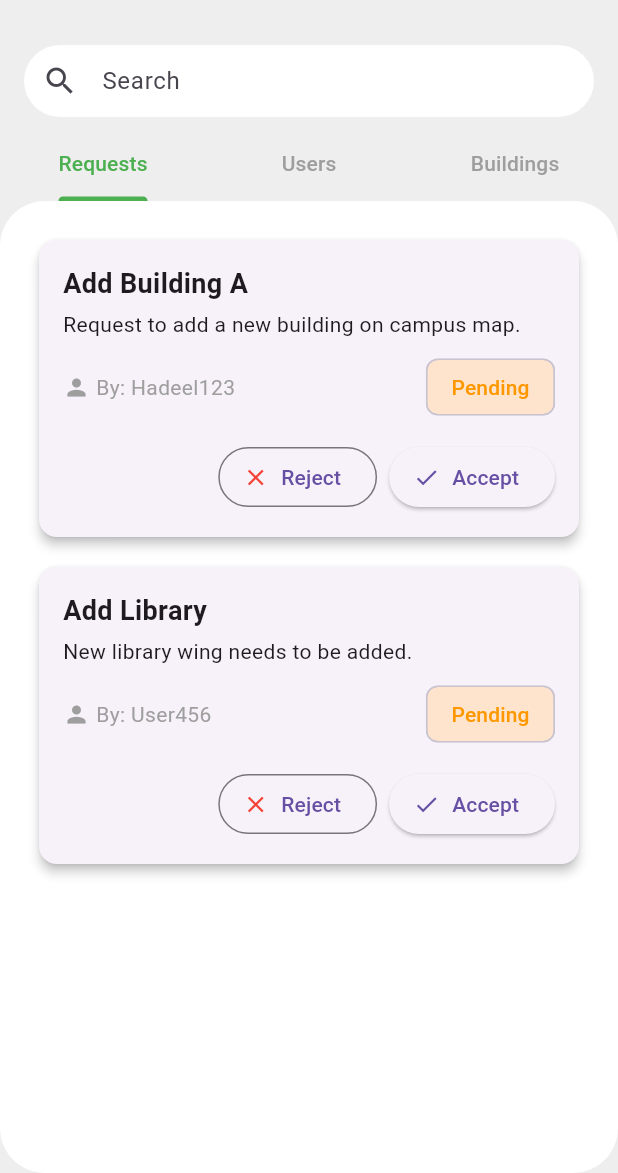
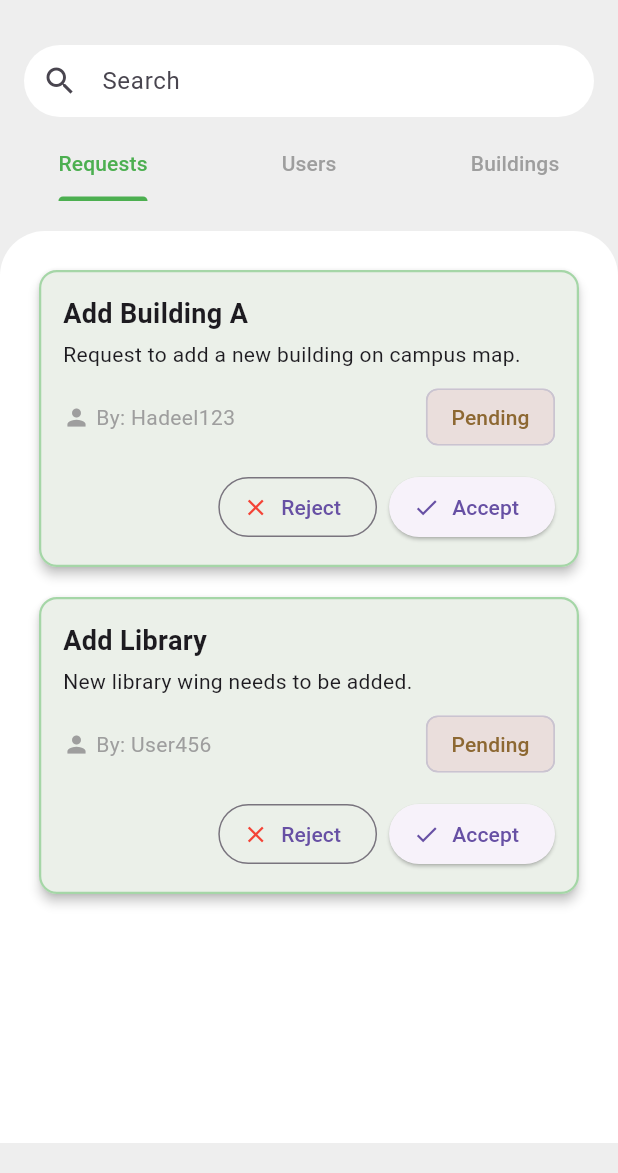
Before and after one commit to MalikKa2002/final_project, a Flutter app: the AdminPage screen opened directly, on a phone screen of 412 x 824 dp, the part 63-1236 px from its top. Run offline on Flutter 3.47's test engine with Material 3 defaults, Android fonts, the phone set to English and light mode, and no system bars; our stand-ins replace carousel_slider, cloud_firestore, dotted_border, file_picker, firebase_auth, firebase_core and 4 more; accounts and stored records are empty.

Commit message:
Enhance AdminPage layout with tab navigation and improve RequestCard styling

```diff
--- a/smart_guide/lib/Screens/admin_pade.dart
+++ b/smart_guide/lib/Screens/admin_pade.dart
@@ -55,6 +55,7 @@ class _AdminPageState extends State<AdminPage>
                 ),
               ),
               // Tab bar
+
               TabBar(
                 controller: _tabController,
                 indicatorColor: Colors.green,
@@ -71,11 +72,14 @@ class _AdminPageState extends State<AdminPage>
           ),
         ),
       ),
-      body: Container(
+      body: Padding(
+        padding: EdgeInsets.symmetric(vertical: 20),
+        child: Container(
           padding: EdgeInsets.all(16),
           decoration: BoxDecoration(
             color: Colors.white,
-          borderRadius: BorderRadius.circular(30),
+            borderRadius: BorderRadius.only(
+                topLeft: Radius.circular(30), topRight: Radius.circular(30)),
           ),
           child: TabBarView(
             controller: _tabController,
@@ -86,6 +90,7 @@ class _AdminPageState extends State<AdminPage>
             ],
           ),
         ),
+      ),
     );
   }
 
--- a/smart_guide/lib/components/request.dart
+++ b/smart_guide/lib/components/request.dart
@@ -64,10 +64,19 @@ class _RequestBodyState extends State<RequestBody> {
       itemBuilder: (context, index) {
         final req = requests[index];
         return Card(
+          // color: Colors.blueGrey[50],
+          color: Color.fromARGB(255, 235, 240, 233),
           margin: EdgeInsets.all(10),
           elevation: 3,
           shape: RoundedRectangleBorder(
             borderRadius: BorderRadius.circular(12),
+            side: BorderSide(
+              // color: Color.fromARGB(
+              //     255, 161, 178, 157),
+              //// 🌿 green tone or any color you want
+              color: Colors.green[200] ?? Colors.green,
+              width: 1.5,
+            ),
           ),
           child: Padding(
             padding: EdgeInsets.all(16),
@@ -92,14 +101,16 @@ class _RequestBodyState extends State<RequestBody> {
                       backgroundColor: req.status == "Accepted"
                           ? Colors.green.withOpacity(0.2)
                           : req.status == "Rejected"
-                              ? Colors.red.withOpacity(0.2)
-                              : Colors.orange.withOpacity(0.2),
+                              ? const Color.fromARGB(255, 220, 20, 6)
+                                  .withOpacity(0.2)
+                              : const Color.fromARGB(255, 152, 123, 79)
+                                  .withAlpha((0.2 * 255).toInt()),
                       labelStyle: TextStyle(
                         color: req.status == "Accepted"
                             ? Colors.green
                             : req.status == "Rejected"
                                 ? Colors.red
-                                : Colors.orange,
+                                : const Color.fromARGB(255, 141, 104, 50),
                       ),
                     ),
                   ],
```
Also changed, not shown: smart_guide/lib/Screens/form_screen.dart (+14 -3 lines). Lines whose indentation alone changed are shown as unchanged.
